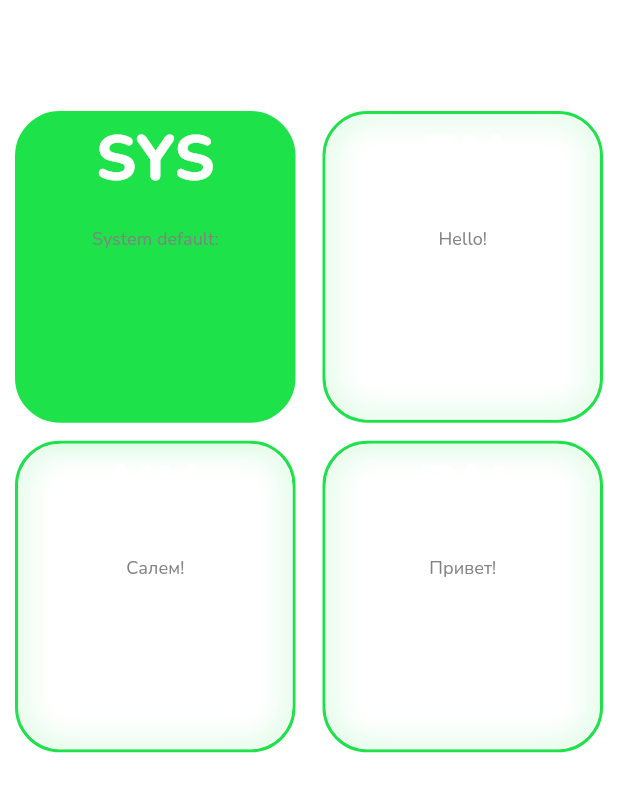
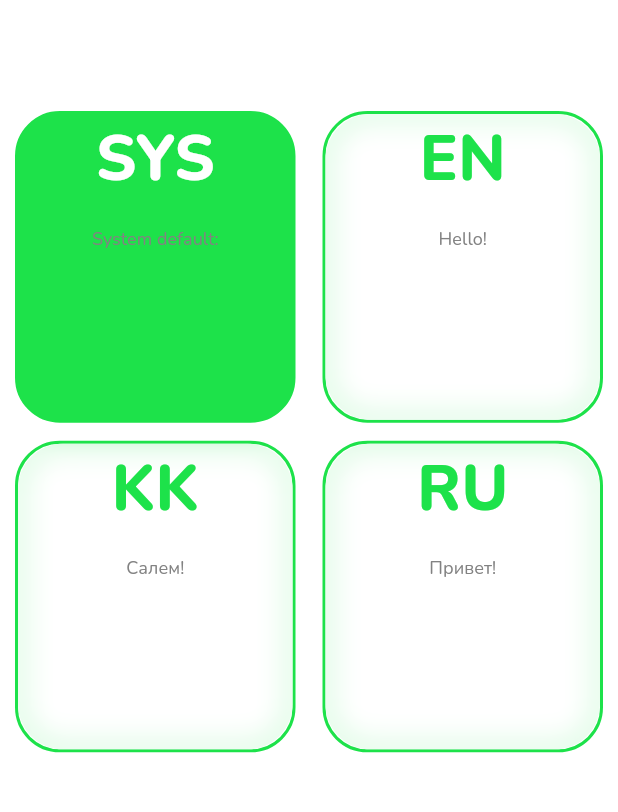
Before and after one commit to DES-Destry/PetIdMobile, a Flutter app: the screen it shows after launch, on a phone screen of 412 x 824 dp, the part 333-1145 px from its top. Run offline on Flutter 3.47's test engine with Material 3 defaults, Android fonts, the phone set to English and light mode, and no system bars; our stand-ins replace shared_preferences.

Commit message:
fix: colors for language selector button

```diff
--- a/lib/components/language_selector_button.dart
+++ b/lib/components/language_selector_button.dart
@@ -44,10 +44,10 @@ class _LanguageSelectorButtonState extends State<LanguageSelectorButton> {
                     padding: const EdgeInsets.only(bottom: 14),
                     child: Center(
                         child: Text(widget.head,
-                            style: const TextStyle(
+                            style: TextStyle(
                               fontSize: 42,
                               fontWeight: FontWeight.w800,
-                              color: Colors.white,
+                              color: widget.isSelected ? Colors.white : AppPalette.currentPalette.primary,
                             ))),
                   ),
                   Align(
```
